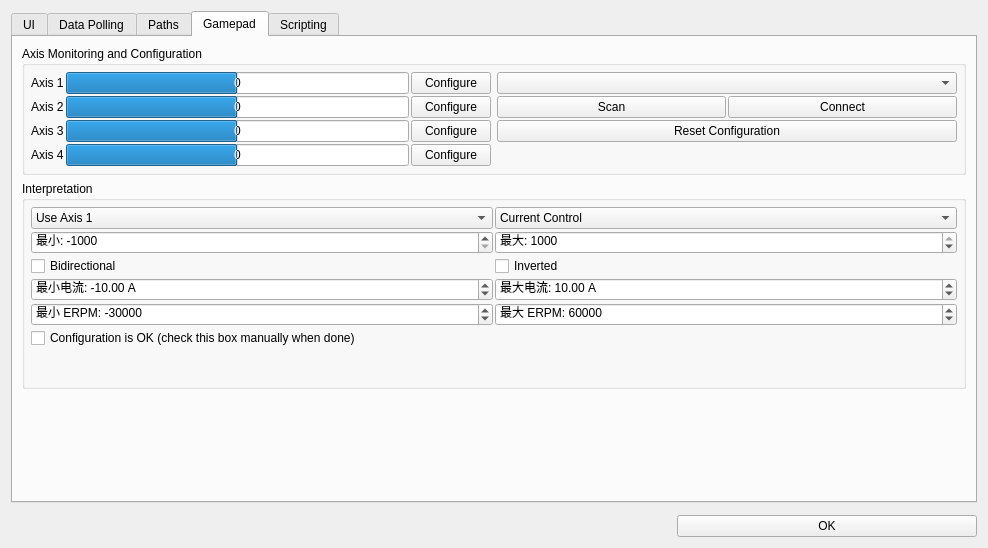
Before: the Qt Designer form preferences.ui in njupt-robomasters/vesc_tool-zh, drawn with Qt 5.
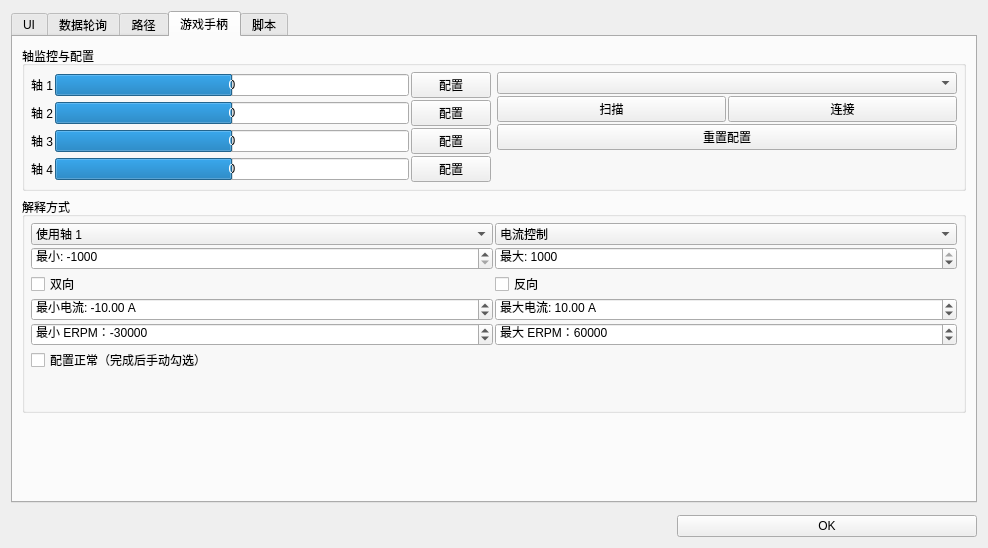
After: the same form once the commit is applied. The open tabs and pages were chosen to show the change. Icons and pictures are not drawn. Custom widgets are drawn as their Qt base class.

Commit message:
汉化: 完成.ui与tr()界面翻译,升级到7.01配置,修复固件版本与反序列化问题
- 60个.ui文件与多个tr()字符串汉化,parameditbitfield兼容"未使用"
- configLoadLatest取消硬编码6.05,新增res/config/7.01,VT_VERSION=7.01
- 仅用签名安全的脚本翻译XML(不翻译enumNames),避免配置签名不一致
- 反序列化失败弹窗显示固件/本地签名与固件版本,便于排查
- 文档补充问题10/11,并标注禁止运行xml_translate.py
- 加入UI/tr()翻译辅助脚本

```diff
--- a/preferences.ui
+++ b/preferences.ui
@@ -192,7 +192,7 @@
      </widget>
      <widget class="QWidget" name="tab_4">
       <attribute name="title">
-       <string>Data Polling</string>
+       <string>数据轮询</string>
       </attribute>
       <layout class="QGridLayout" name="gridLayout_5" rowstretch="0,0,0,0,0,1" columnstretch="0,0,1" columnminimumwidth="0,0,1">
        <item row="2" column="0">
@@ -340,7 +340,7 @@
      </widget>
      <widget class="QWidget" name="tab_3">
       <attribute name="title">
-       <string>Paths</string>
+       <string>路径</string>
       </attribute>
       <layout class="QVBoxLayout" name="verticalLayout_3" stretch="0,1">
        <item>
@@ -469,13 +469,13 @@
      </widget>
      <widget class="QWidget" name="tab_2">
       <attribute name="title">
-       <string>Gamepad</string>
+       <string>游戏手柄</string>
       </attribute>
       <layout class="QVBoxLayout" name="verticalLayout_4" stretch="0,0,1">
        <item>
         <widget class="QGroupBox" name="groupBox_2">
          <property name="title">
-          <string>Axis Monitoring and Configuration</string>
+          <string>轴监控与配置</string>
          </property>
          <layout class="QHBoxLayout" name="horizontalLayout_2" stretch="1,1">
           <property name="leftMargin">
@@ -546,21 +546,21 @@
             <item row="0" column="0">
              <widget class="QLabel" name="label_2">
               <property name="text">
-               <string>Axis 1</string>
+               <string>轴 1</string>
               </property>
              </widget>
             </item>
             <item row="1" column="0">
              <widget class="QLabel" name="label_3">
               <property name="text">
-               <string>Axis 2</string>
+               <string>轴 2</string>
               </property>
              </widget>
             </item>
             <item row="3" column="0">
              <widget class="QLabel" name="label_5">
               <property name="text">
-               <string>Axis 4</string>
+               <string>轴 4</string>
               </property>
              </widget>
             </item>
@@ -583,14 +583,14 @@
             <item row="2" column="0">
              <widget class="QLabel" name="label_4">
               <property name="text">
-               <string>Axis 3</string>
+               <string>轴 3</string>
               </property>
              </widget>
             </item>
             <item row="0" column="2">
              <widget class="QPushButton" name="jsConf1Button">
               <property name="text">
-               <string>Configure</string>
+               <string>配置</string>
               </property>
               <property name="icon">
                <iconset resource="res.qrc">
@@ -601,7 +601,7 @@
             <item row="1" column="2">
              <widget class="QPushButton" name="jsConf2Button">
               <property name="text">
-               <string>Configure</string>
+               <string>配置</string>
               </property>
               <property name="icon">
                <iconset resource="res.qrc">
@@ -612,7 +612,7 @@
             <item row="2" column="2">
              <widget class="QPushButton" name="jsConf3Button">
               <property name="text">
-               <string>Configure</string>
+               <string>配置</string>
               </property>
               <property name="icon">
                <iconset resource="res.qrc">
@@ -623,7 +623,7 @@
             <item row="3" column="2">
              <widget class="QPushButton" name="jsConf4Button">
               <property name="text">
-               <string>Configure</string>
+               <string>配置</string>
               </property>
               <property name="icon">
                <iconset resource="res.qrc">
@@ -641,7 +641,7 @@
             <item row="1" column="1">
              <widget class="QPushButton" name="jsConnectButton">
               <property name="text">
-               <string>Connect</string>
+               <string>连接</string>
               </property>
               <property name="icon">
                <iconset resource="res.qrc">
@@ -652,7 +652,7 @@
             <item row="1" column="0">
              <widget class="QPushButton" name="jsScanButton">
               <property name="text">
-               <string>Scan</string>
+               <string>扫描</string>
               </property>
               <property name="icon">
                <iconset resource="res.qrc">
@@ -679,7 +679,7 @@
             <item row="2" column="0" colspan="2">
              <widget class="QPushButton" name="jsResetConfigButton">
               <property name="text">
-               <string>Reset Configuration</string>
+               <string>重置配置</string>
               </property>
               <property name="icon">
                <iconset resource="res.qrc">
@@ -695,7 +695,7 @@
        <item>
         <widget class="QGroupBox" name="groupBox">
          <property name="title">
-          <string>Interpretation</string>
+          <string>解释方式</string>
          </property>
          <layout class="QGridLayout" name="gridLayout_3">
           <property name="leftMargin">
@@ -732,7 +732,7 @@
           <item row="4" column="1">
            <widget class="QDoubleSpinBox" name="jsErpmMaxBox">
             <property name="prefix">
-             <string>最大 ERPM: </string>
+             <string>最大 ERPM：</string>
             </property>
             <property name="decimals">
              <number>0</number>
@@ -748,7 +748,7 @@
           <item row="2" column="0">
            <widget class="QCheckBox" name="jsBidirectionalBox">
             <property name="text">
-             <string>Bidirectional</string>
+             <string>双向</string>
             </property>
            </widget>
           </item>
@@ -756,7 +756,7 @@
            <widget class="QComboBox" name="jsControlTypeBox">
             <item>
              <property name="text">
-              <string>Current Control</string>
+              <string>电流控制</string>
              </property>
             </item>
             <item>
@@ -784,7 +784,7 @@
           <item row="4" column="0">
            <widget class="QDoubleSpinBox" name="jsErpmMinBox">
             <property name="prefix">
-             <string>最小 ERPM: </string>
+             <string>最小 ERPM：</string>
             </property>
             <property name="decimals">
              <number>0</number>
@@ -822,14 +822,14 @@
           <item row="2" column="1">
            <widget class="QCheckBox" name="jsInvertedBox">
             <property name="text">
-             <string>Inverted</string>
+             <string>反向</string>
             </property>
            </widget>
           </item>
           <item row="5" column="0">
            <widget class="QCheckBox" name="jsConfigOkBox">
             <property name="text">
-             <string>Configuration is OK (check this box manually when done)</string>
+             <string>配置正常（完成后手动勾选）</string>
             </property>
            </widget>
           </item>
@@ -879,7 +879,7 @@
            <widget class="QComboBox" name="jseAxisBox">
             <item>
              <property name="text">
-              <string>Use Axis 1</string>
+              <string>使用轴 1</string>
              </property>
             </item>
             <item>
@@ -919,7 +919,7 @@
      </widget>
      <widget class="QWidget" name="tab_5">
       <attribute name="title">
-       <string>Scripting</string>
+       <string>脚本</string>
       </attribute>
       <layout class="QVBoxLayout" name="verticalLayout_6" stretch="0,0,1">
        <item>
```
Left out of the diff: 84 changed lines with no effect on the pictures. The commit also changes 109 other files.
